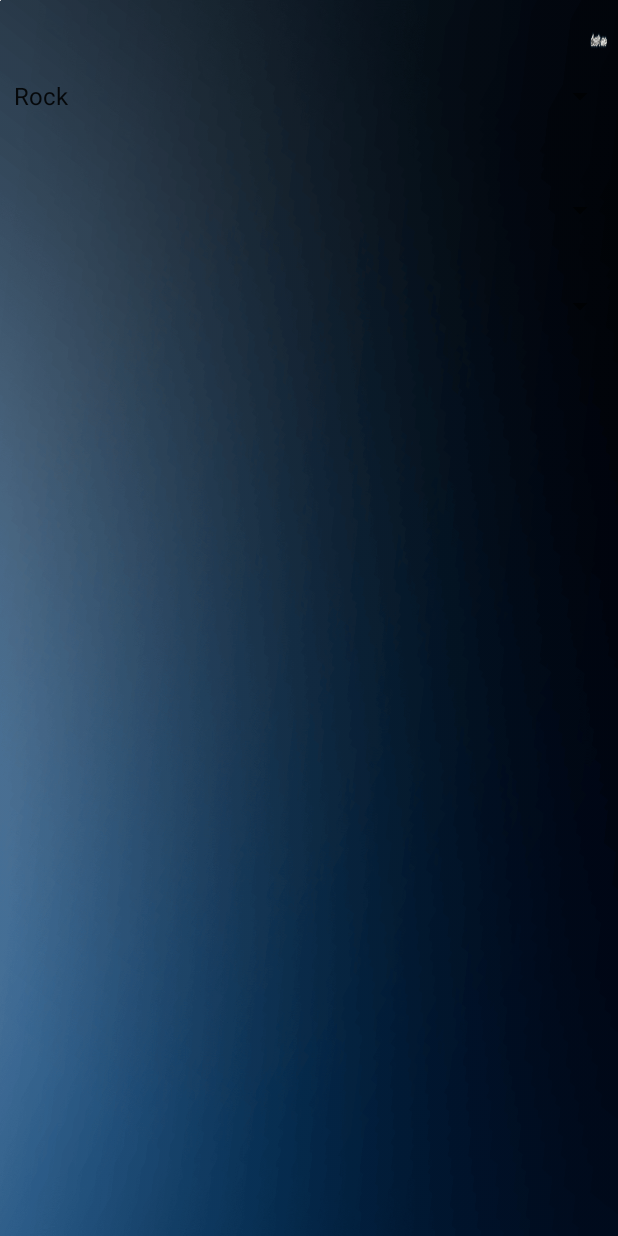
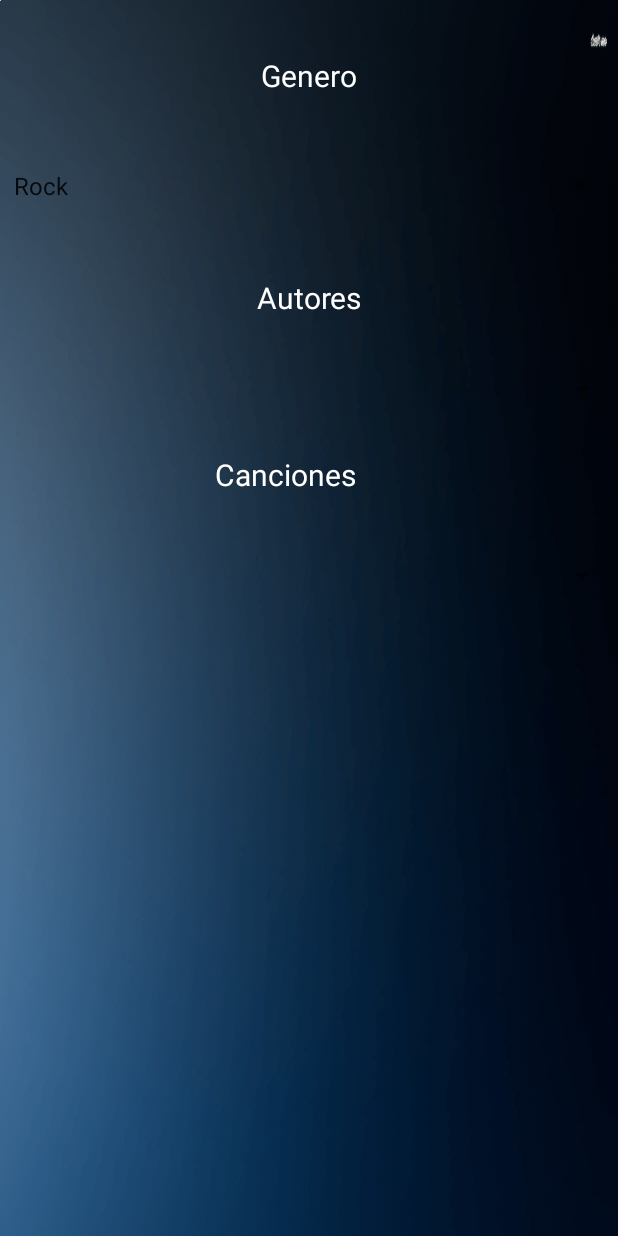
Before and after one commit to Albertofg99/PFinal, an Android app: the layout fragment_reproductor.xml on its own in the app's theme, with its tools: preview values and no code run, on a phone screen of 412 x 824 dp. Run offline under Robolectric (Android 15) with nearby library versions, the phone set to English and light mode, and no system bars.

Commit message:
low detail changes

```diff
--- a/app/src/main/java/com/example/pfinal/MainActivity.java
+++ b/app/src/main/java/com/example/pfinal/MainActivity.java
@@ -29,13 +29,19 @@ public class MainActivity extends AppCompatActivity {
                 String contrasena = etx2.getText().toString();
 
 
-                if (usuario.equals("admin")&& contrasena.equals("1234")){
-                    Toast.makeText(MainActivity.this, "Datos correctos", Toast.LENGTH_LONG).show();
+                if (usuario.equals("admin") && contrasena.equals("1234")){
+                    Toast.makeText(MainActivity.this, R.string.correct, Toast.LENGTH_LONG).show();
                     setContentView(R.layout.fragment_reproductor);
+                }else if(!usuario.equals("admin") && contrasena.equals("1234")){
+                    Toast.makeText(MainActivity.this, R.string.wrong_user, Toast.LENGTH_LONG).show();
+                }else if(usuario.equals("admin") && !contrasena.equals("1234")){
+                    Toast.makeText(MainActivity.this, R.string.wrong_pass, Toast.LENGTH_LONG).show();
                 }else{
-                    Toast.makeText(MainActivity.this, "Datos incorrectos", Toast.LENGTH_LONG).show();
+                    Toast.makeText(MainActivity.this, R.string.incorrect, Toast.LENGTH_LONG).show();
                 }
             }
         });
     }
+
+
 }
--- a/app/src/main/java/com/example/pfinal/ReproductorFragment.java
+++ b/app/src/main/java/com/example/pfinal/ReproductorFragment.java
@@ -7,10 +7,13 @@ import androidx.fragment.app.Fragment;
 import android.view.LayoutInflater;
 import android.view.View;
 import android.view.ViewGroup;
+import android.widget.AdapterView;
+import android.widget.ArrayAdapter;
+import android.widget.Spinner;
 
 /**
  * A simple {@link Fragment} subclass.
- * Use the {@link ReproductorFragment#newInstance} factory method to
+ * Use the  factory method to
  * create an instance of this fragment.
  */
 public class ReproductorFragment extends Fragment {
@@ -61,4 +64,5 @@ public class ReproductorFragment extends Fragment {
         // Inflate the layout for this fragment
         return inflater.inflate(R.layout.fragment_reproductor, container, false);
     }
+
 }
--- a/app/src/main/res/layout/fragment_reproductor.xml
+++ b/app/src/main/res/layout/fragment_reproductor.xml
@@ -11,27 +11,29 @@
         android:layout_height="match_parent"
         android:background="@drawable/background_proyecto">
 
+
         <Spinner
             android:id="@+id/sGenero"
             android:layout_width="409dp"
             android:layout_height="wrap_content"
-            android:layout_marginTop="40dp"
+            android:layout_marginTop="100dp"
             android:entries="@array/genero"
+            android:inputType="textEmailAddress"
+            android:minHeight="48dp"
             android:textAlignment="center"
+            android:textColor="#FFFFFF"
+            android:textColorHint="#FDFDFD"
             app:layout_constraintEnd_toEndOf="parent"
             app:layout_constraintStart_toStartOf="parent"
-            app:layout_constraintTop_toTopOf="parent"
-            android:inputType="textEmailAddress"
-            android:minHeight="48dp"
-            android:textColor="#FFFFFF"
-            android:textColorHint="#FDFDFD"/>
+            app:layout_constraintTop_toTopOf="parent" />
 
         <Spinner
             android:id="@+id/sAutor"
             android:layout_width="409dp"
             android:layout_height="wrap_content"
-            android:layout_marginTop="40dp"
+            android:layout_marginTop="100dp"
             app:layout_constraintEnd_toEndOf="parent"
+            app:layout_constraintHorizontal_bias="1.0"
             app:layout_constraintStart_toStartOf="parent"
             app:layout_constraintTop_toBottomOf="@+id/sGenero" />
 
@@ -39,17 +41,67 @@
             android:id="@+id/sCancion"
             android:layout_width="409dp"
             android:layout_height="wrap_content"
-            android:layout_marginTop="40dp"
+            android:layout_marginTop="100dp"
             app:layout_constraintEnd_toEndOf="parent"
+            app:layout_constraintHorizontal_bias="1.0"
             app:layout_constraintStart_toStartOf="parent"
             app:layout_constraintTop_toBottomOf="@+id/sAutor" />
 
         <ImageView
-            android:id="@+id/imageView2"
+            android:id="@+id/imageViewLogo"
             android:layout_width="wrap_content"
             android:layout_height="wrap_content"
             tools:layout_editor_absoluteX="148dp"
             tools:layout_editor_absoluteY="510dp"
             tools:src="@tools:sample/avatars" />
+
+        <TextView
+            android:id="@+id/textView"
+            android:layout_width="wrap_content"
+            android:layout_height="wrap_content"
+
+            android:text="@string/Genre"
+            android:textAlignment="center"
+            android:textAllCaps="false"
+            android:textColor="#FFFFFF"
+
+            android:textSize="20sp"
+            app:layout_constraintBottom_toTopOf="@+id/sGenero"
+            app:layout_constraintEnd_toEndOf="parent"
+            app:layout_constraintStart_toStartOf="parent"
+            app:layout_constraintTop_toTopOf="parent" />
+
+        <TextView
+            android:id="@+id/textView2"
+            android:layout_width="wrap_content"
+            android:layout_height="wrap_content"
+
+            android:text="@string/Author"
+            android:textAlignment="center"
+            android:textColor="#FFFFFF"
+            android:textSize="20sp"
+
+            app:layout_constraintBottom_toTopOf="@+id/sAutor"
+            app:layout_constraintEnd_toEndOf="parent"
+            app:layout_constraintStart_toStartOf="parent"
+            app:layout_constraintTop_toBottomOf="@+id/sGenero" />
+
+        <TextView
+            android:id="@+id/textView4"
+            android:layout_width="124dp"
+            android:layout_height="44dp"
+
+            android:text="@string/Song"
+            android:textAlignment="center"
+            android:textColor="#FFFFFF"
+            android:textSize="20sp"
+
+            app:layout_constraintBottom_toTopOf="@+id/sCancion"
+            app:layout_constraintEnd_toEndOf="parent"
+            app:layout_constraintHorizontal_bias="0.498"
+            app:layout_constraintStart_toStartOf="parent"
+            app:layout_constraintTop_toBottomOf="@+id/sAutor"
+            app:layout_constraintVertical_bias="0.547" />
+
     </androidx.constraintlayout.widget.ConstraintLayout>
 </FrameLayout>
--- a/app/src/main/res/values/strings.xml
+++ b/app/src/main/res/values/strings.xml
@@ -3,4 +3,12 @@
     <string name="pass">Contraseña</string>
     <string name="user">Usuario</string>
     <string name="enter">Entrar</string>
+    <string name="correct">Datos correctos</string>
+    <string name="incorrect">Datos incorrectos</string>
+    <string name="wrong_user">Usuario incorrecto</string>
+    <string name="wrong_pass">Contraseña incorrecta</string>
+
+    <string name="Genre">Genero</string>
+    <string name="Author">Autores</string>
+    <string name="Song">Canciones</string>
 </resources>
```
Also changed, not shown: 1 other file.
